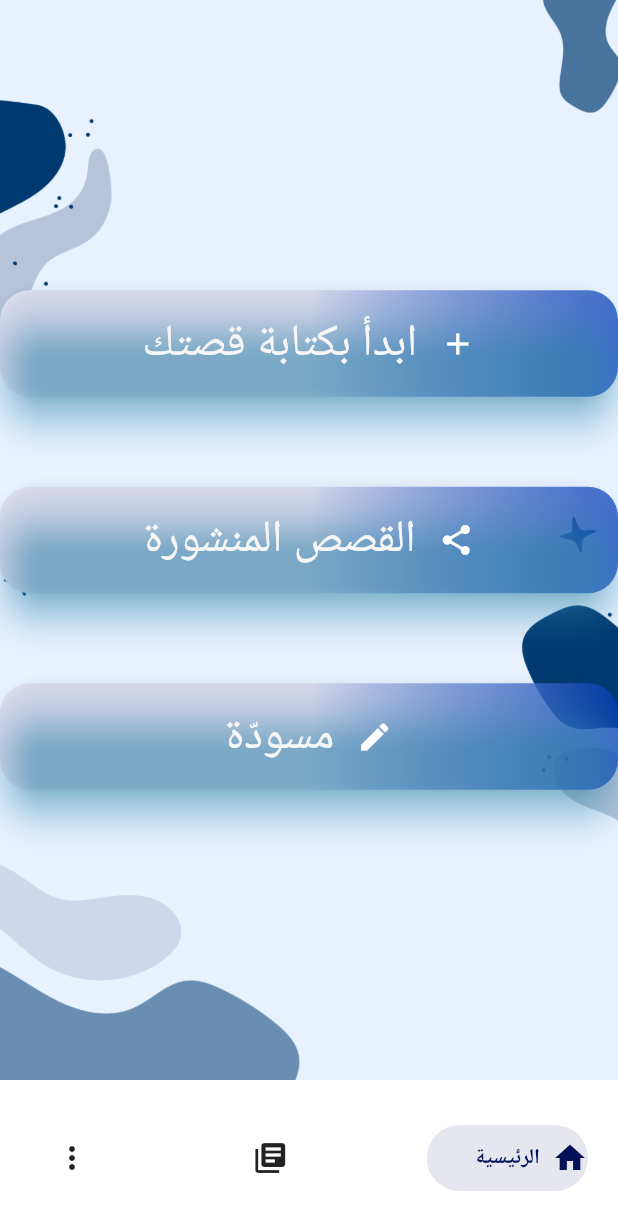
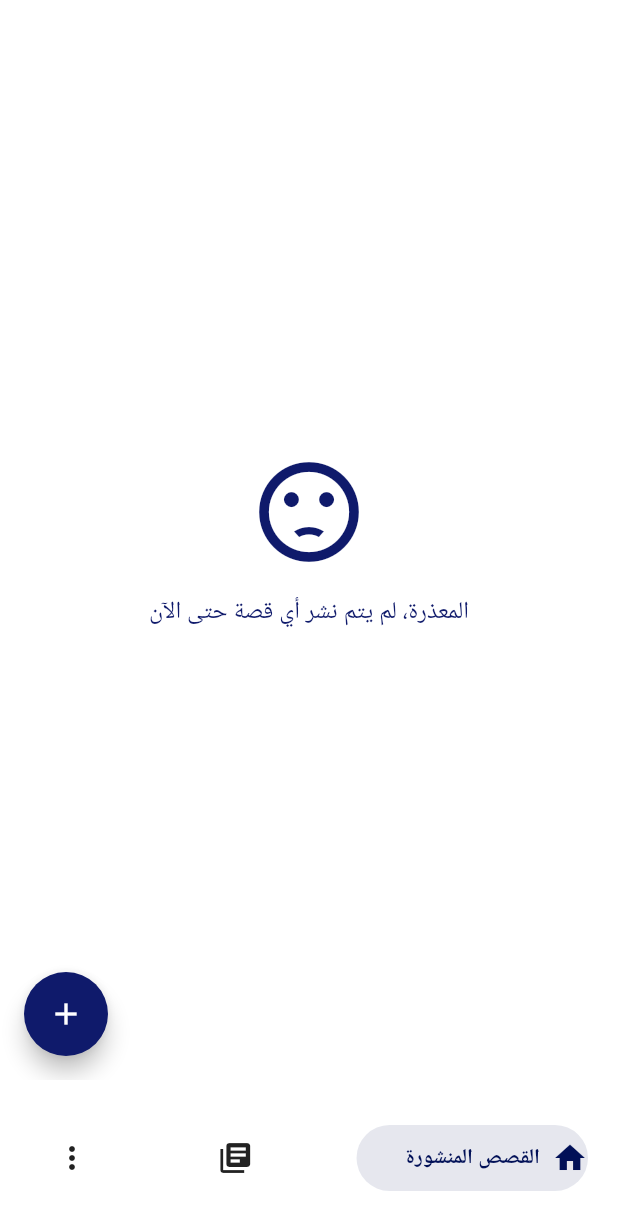
Before and after one commit to Lujain-M02/2023-GP1-6, a Flutter app: the MainPage screen opened directly, on a phone screen of 412 x 824 dp. Shown: the top 1230 px of the screen. Run offline on Flutter 3.47's test engine with Material 2 defaults, Android fonts, the phone set to English and light mode, and no system bars; drawn by our look-alikes of salomon_bottom_bar; our stand-ins replace animate_do, animated_text_kit, cloud_firestore, firebase_auth, firebase_core, font_awesome_flutter and 2 more; accounts and stored records are empty.

Commit message:
returnuning nora commit

```diff
--- a/your_story/lib/pages/MainPage.dart
+++ b/your_story/lib/pages/MainPage.dart
@@ -38,12 +38,12 @@ class _MainPage extends State<MainPage> {
         items: [
           SalomonBottomBarItem(
             icon: const Icon(Icons.home),
-            title: const Text("الرئيسية"),
+            title: const Text("القصص المنشورة"),
             selectedColor: const Color.fromARGB(255, 1, 16, 87),
           ),
           SalomonBottomBarItem(
             icon: const Icon(Icons.library_books),
-            title: const Text("القصص المنشورة"),
+            title: const Text("قصصي"),
             selectedColor: const Color.fromARGB(255, 1, 16, 87),
           ),
           SalomonBottomBarItem(
@@ -60,10 +60,10 @@ class _MainPage extends State<MainPage> {
   Widget _buildBody(int currentIndex) {
     if (currentIndex == 0) {
       // Home Page
-      return const HomePage();
+      return  const StoriesPage();
     } else if (currentIndex == 1) {
       // stories Page
-      return MyStories();
+      return const MyStories();
     } else if (currentIndex == 2) {
         return MorePage();
         }
@@ -71,102 +71,144 @@ class _MainPage extends State<MainPage> {
   }
 }
 
-class HomePage extends StatelessWidget {
-  const HomePage({super.key});
+class StoriesPage extends StatelessWidget {
+  const StoriesPage({super.key});
 
-  @override
-  Widget build(BuildContext context) {
-    return Container(
-      decoration: const BoxDecoration(
-        image: DecorationImage(
-          image: AssetImage("assets/back1.png"),
-          fit: BoxFit.cover,
-        ),
-      ),
-      child: Center(
+   Widget build(BuildContext context) {
+    return Scaffold(
+      backgroundColor: Colors.white,
+      body: const Center(
         child: Column(
-          mainAxisAlignment: MainAxisAlignment.center,
-          children: <Widget>[
-            GradientButton(
-              iconData: Icons.add,
-              onPressed: () {
-                // Navigate to CreateStory page
-                Navigator.of(context).pushReplacement(
-                  MaterialPageRoute(builder: (_) =>  const CreateStory()),
-                );
-              },
-              text: 'ابدأ بكتابة قصتك',
+           mainAxisAlignment: MainAxisAlignment.center,
+          children: [
+            Icon(
+              Icons.sentiment_dissatisfied,
+              size: 80,
+              color: Color.fromARGB(255, 15, 26, 107),
             ),
-            const SizedBox(height: 60),
-            GradientButton(
-              iconData: Icons.share,
-              onPressed: () {},
-              text: 'القصص المنشورة',
-            ),
-            const SizedBox(height: 60),
-            GradientButton(
-              iconData: Icons.edit,
-              onPressed: () {},
-              text: 'مسودّة',
+            SizedBox(height: 16),
+            Text(
+              "المعذرة، لم يتم نشر أي قصة حتى الآن",
+              style: TextStyle(
+                color: Color.fromARGB(255, 15, 26, 107),
+                fontSize: 16,
+              ),
             ),
           ],
         ),
+      ),
+      floatingActionButton: FloatingActionButton(
+        onPressed: () {
+          // Navigate to the CreateStoryPage when the button is pressed
+          Navigator.push(
+            context,
+            MaterialPageRoute(builder: (context) => const CreateStory()),
+          );
+        },
+        backgroundColor: const Color.fromARGB(255, 15, 26, 107),
+        child: const Icon(Icons.add),
       ),
     );
   }
 }
 
-class GradientButton extends StatelessWidget {
-  final VoidCallback onPressed;
-  final String text;
-  final IconData iconData;
 
-  const GradientButton({super.key,
-    required this.onPressed,
-    required this.text,
-    required this.iconData,
-  });
+// class HomePage extends StatelessWidget {
+//   const HomePage({super.key});
 
-  @override
-  Widget build(BuildContext context) {
-    return Container(
-      decoration: BoxDecoration(
-        gradient: const LinearGradient(
-          colors: [
-            Color.fromARGB(255, 224, 224, 243),
-            Color.fromARGB(184, 4, 63, 190),
-          ],
-          begin: Alignment.center,
-          end: Alignment.centerRight,
-        ),
-        borderRadius: BorderRadius.circular(20),
-      ),
-      child: ElevatedButton(
-        onPressed: onPressed,
-        style: ElevatedButton.styleFrom(
-          foregroundColor: Colors.white, backgroundColor: Colors.transparent,
-          shadowColor: Colors.lightBlueAccent,
-          elevation: 10,
-          shape: RoundedRectangleBorder(
-            borderRadius: BorderRadius.circular(30),
-          ),
-          padding: const EdgeInsets.all(15.0),
-        ),
-        child: Row(
-          mainAxisAlignment: MainAxisAlignment.center,
-          children: [
-            Icon(iconData, color: Colors.white),
-            const SizedBox(width: 15),
-            Text(
-              text,
-              style: const TextStyle(
-                fontSize: 30,
-                color: Color.fromARGB(255, 247, 246, 246),
-              ),
-            ),
-          ],
-        ),
-      ),
-    );
-  }
-}
+//   @override
+//   Widget build(BuildContext context) {
+//     return Container(
+//       decoration: const BoxDecoration(
+//         image: DecorationImage(
+//           image: AssetImage("assets/back1.png"),
+//           fit: BoxFit.cover,
+//         ),
+//       ),
+//       child: Center(
+//         child: Column(
+//           mainAxisAlignment: MainAxisAlignment.center,
+//           children: <Widget>[
+//             GradientButton(
+//               iconData: Icons.add,
+//               onPressed: () {
+//                 // Navigate to CreateStory page
+//                 Navigator.of(context).pushReplacement(
+//                   MaterialPageRoute(builder: (_) =>  const CreateStory()),
+//                 );
+//               },
+//               text: 'ابدأ بكتابة قصتك',
+//             ),
+//             const SizedBox(height: 60),
+//             GradientButton(
+//               iconData: Icons.share,
+//               onPressed: () {},
+//               text: 'القصص المنشورة',
+//             ),
+//             const SizedBox(height: 60),
+//             GradientButton(
+//               iconData: Icons.edit,
+//               onPressed: () {},
+//               text: 'مسودّة',
+//             ),
+//           ],
+//         ),
+//       ),
+//     );
+//   }
+// }
+
+// class GradientButton extends StatelessWidget {
+//   final VoidCallback onPressed;
+//   final String text;
+//   final IconData iconData;
+
+//   const GradientButton({super.key,
+//     required this.onPressed,
+//     required this.text,
+//     required this.iconData,
+//   });
+
+//   @override
+//   Widget build(BuildContext context) {
+//     return Container(
+//       decoration: BoxDecoration(
+//         gradient: const LinearGradient(
+//           colors: [
+//             Color.fromARGB(255, 224, 224, 243),
+//             Color.fromARGB(184, 4, 63, 190),
+//           ],
+//           begin: Alignment.center,
+//           end: Alignment.centerRight,
+//         ),
+//         borderRadius: BorderRadius.circular(20),
+//       ),
+//       child: ElevatedButton(
+//         onPressed: onPressed,
+//         style: ElevatedButton.styleFrom(
+//           foregroundColor: Colors.white, backgroundColor: Colors.transparent,
+//           shadowColor: Colors.lightBlueAccent,
+//           elevation: 10,
+//           shape: RoundedRectangleBorder(
+//             borderRadius: BorderRadius.circular(30),
+//           ),
+//           padding: const EdgeInsets.all(15.0),
+//         ),
+//         child: Row(
+//           mainAxisAlignment: MainAxisAlignment.center,
+//           children: [
+//             Icon(iconData, color: Colors.white),
+//             const SizedBox(width: 15),
+//             Text(
+//               text,
+//               style: const TextStyle(
+//                 fontSize: 30,
+//                 color: Color.fromARGB(255, 247, 246, 246),
+//               ),
+//             ),
+//           ],
+//         ),
+//       ),
+//     );
+//   }
+// }
--- a/your_story/lib/pages/create_story_pages/create_story.dart
+++ b/your_story/lib/pages/create_story_pages/create_story.dart
@@ -65,12 +65,12 @@ class _CreateStory extends State<CreateStory> {
     return Directionality(
       textDirection: TextDirection.rtl,
       child: Scaffold(
-          backgroundColor: const Color.fromARGB(255, 238, 245, 255),
+          //backgroundColor: const Color.fromARGB(255, 238, 245, 255),
           body: Container(
-            decoration: const BoxDecoration(
-                image: DecorationImage(
-                    image: AssetImage('assets/background3.png'),
-                    fit: BoxFit.cover)),
+            // decoration: const BoxDecoration(
+            //     image: DecorationImage(
+            //         image: AssetImage('assets/background3.png'),
+            //         fit: BoxFit.cover)),
             child: SafeArea(
               child: Column(
                 children: <Widget>[
--- a/your_story/lib/pages/my_stories_page.dart
+++ b/your_story/lib/pages/my_stories_page.dart
@@ -2,6 +2,7 @@ import 'package:cloud_firestore/cloud_firestore.dart';
 import 'package:firebase_auth/firebase_auth.dart';
 import 'package:flutter/material.dart';
 import 'package:your_story/alerts.dart';
+import 'package:your_story/pages/create_story_pages/create_story.dart';
 
 class MyStories extends StatefulWidget {
   const MyStories({super.key});
@@ -54,7 +55,19 @@ class _MyStories extends State<MyStories> {
     return SafeArea(
       child: Directionality(
           textDirection: TextDirection.rtl,
-          child: !isLoaded
+          child:Scaffold(
+          floatingActionButton: FloatingActionButton(
+            onPressed: () {
+              // Navigate to the CreateStory page when the FAB is pressed
+              Navigator.push(
+                context,
+                MaterialPageRoute(builder: (context) => CreateStory()),
+              );
+            },
+            backgroundColor: Color.fromARGB(255, 15, 26, 107),
+            child: Icon(Icons.add),
+          ),
+            body:!isLoaded
           ? const Center(
                 child: CircularProgressIndicator(), // or any loading widget
           )
@@ -69,20 +82,27 @@ class _MyStories extends State<MyStories> {
               itemCount: stories.length,
               itemBuilder: (context, i) {
                 return Container(
-                  color: const Color.fromARGB(255, 187, 208, 238),
-                  margin: const EdgeInsets.all(10),
+                                    height: 120,
+                  margin: const EdgeInsets.all(12),
+                  decoration: const BoxDecoration(
+                    color: Color.fromARGB(255, 187, 208, 238) ,
+                    borderRadius: BorderRadius.all(Radius.circular(10))
+                  ),
+                  child: Center(
                     child: ListTile(
                           leading: Image.asset("assets/white.png") ,
-                        title: Text("${stories[i]['title']}") ,
-                        subtitle: Text("${stories[i]['content']}",maxLines: 1,),
+                          title: Text("${stories[i]['title']}",style: TextStyle(fontSize: 25),) ,
+                          subtitle: Text("${stories[i]['content']}" ,style: TextStyle(fontSize: 20),maxLines: 1,),
                           trailing: IconButton(onPressed: (){
                             deleteStory(i);
                           }
                           , icon: const Icon(Icons.delete)),
                         ),
+                  ),
+
                 );
               })
           ),
-    );
+    ));
   }
 }
```
Lines whose indentation alone changed are shown as unchanged.
